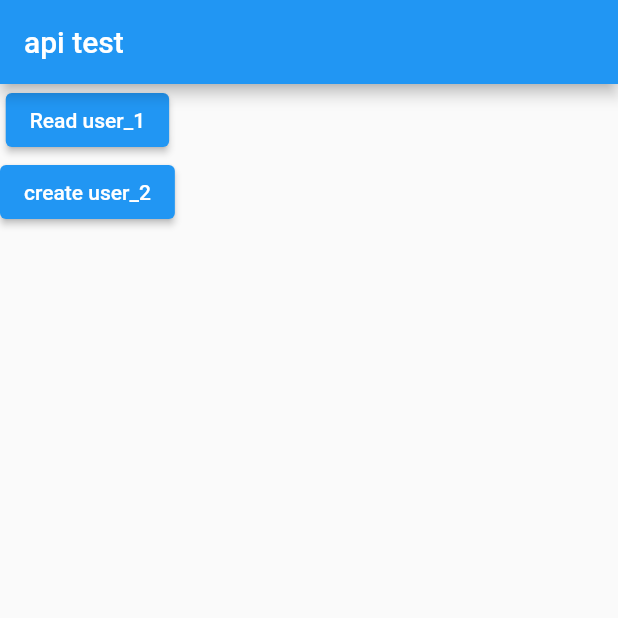
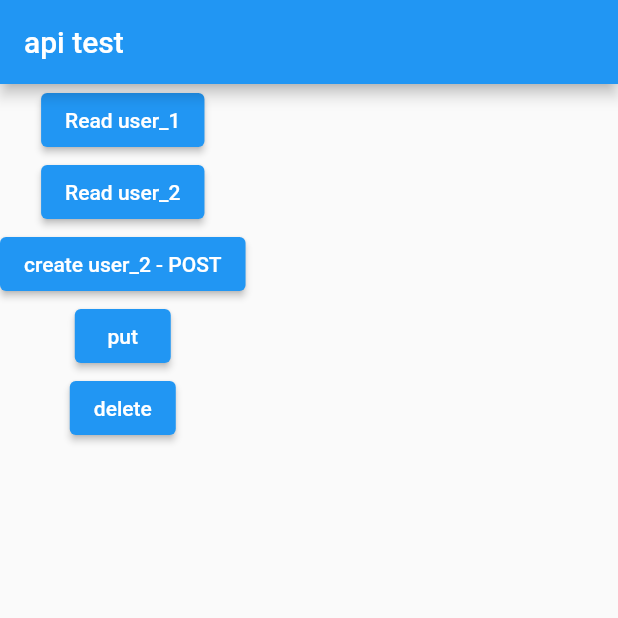
Before and after one commit to foorcun/firebaseAndJpaSpringBoot, a Flutter app: the screen it shows after launch, on a phone screen of 412 x 824 dp, the top half of it. Run offline on Flutter 3.47's test engine with Material 2 defaults, Android fonts, the phone set to English and light mode, and no system bars; our stand-ins replace get.

Commit message:
crud flutter yapildi

```diff
--- a/flutter_city/lib/features/city/presentation/widget/data_api_page.dart
+++ b/flutter_city/lib/features/city/presentation/widget/data_api_page.dart
@@ -26,9 +26,27 @@ class DataApiPage extends StatelessWidget {
           ),
           ElevatedButton(
             onPressed: () async {
+              DataApi.getResponse2();
+            },
+            child: Text("Read user_2"),
+          ),
+          ElevatedButton(
+            onPressed: () async {
               DataApi.createUser();
             },
-            child: Text("create user_2"),
+            child: Text("create user_2 - POST"),
+          ),
+          ElevatedButton(
+            onPressed: () async {
+              DataApi.putUser2();
+            },
+            child: Text("put"),
+          ),
+          ElevatedButton(
+            onPressed: () async {
+              DataApi.deleteUser2();
+            },
+            child: Text("delete"),
           ),
         ],
       ),
```
Also changed, not shown: flutter_city/lib/features/city/data/datasource/data_api.dart (+58 -1 lines).
